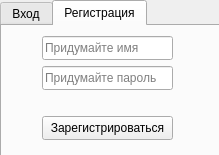
Old version of the form Client/loginform.ui in the repository ChazGrant/Battleship.
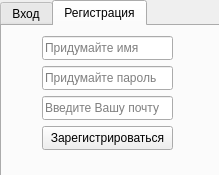
New version of the form.

What changed in the file:
```diff
--- a/Client/loginform.ui
+++ b/Client/loginform.ui
@@ -7,7 +7,7 @@
     <x>0</x>
     <y>0</y>
     <width>219</width>
-    <height>155</height>
+    <height>175</height>
    </rect>
   </property>
   <property name="windowTitle">
@@ -19,7 +19,7 @@
      <x>0</x>
      <y>0</y>
      <width>221</width>
-     <height>161</height>
+     <height>181</height>
     </rect>
    </property>
    <property name="currentIndex">
@@ -92,7 +92,7 @@
      <property name="geometry">
       <rect>
        <x>40</x>
-       <y>90</y>
+       <y>100</y>
        <width>131</width>
        <height>24</height>
       </rect>
@@ -127,6 +127,19 @@
       <string>Придумайте имя</string>
      </property>
     </widget>
+    <widget class="QLineEdit" name="registrateEmail_lineEdit">
+     <property name="geometry">
+      <rect>
+       <x>40</x>
+       <y>70</y>
+       <width>131</width>
+       <height>24</height>
+      </rect>
+     </property>
+     <property name="placeholderText">
+      <string>Введите Вашу почту</string>
+     </property>
+    </widget>
    </widget>
   </widget>
  </widget>
```
Left out of the diff: 4 changed lines with no effect on the pictures.
